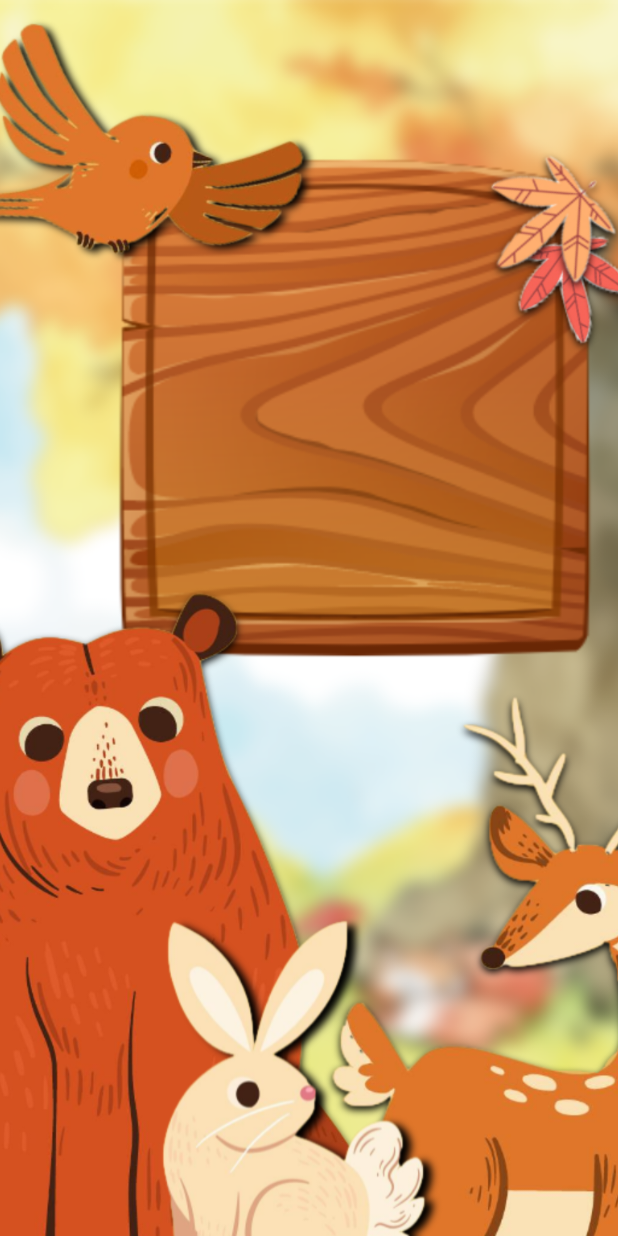
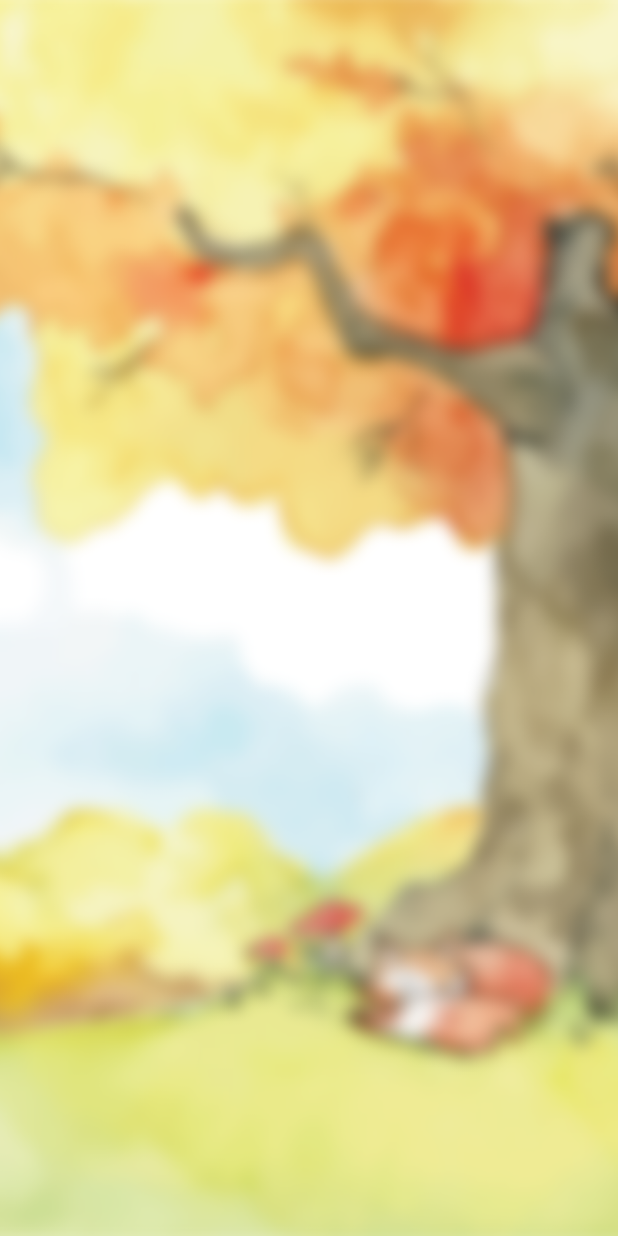
Before and after one commit to jelena-pesevski/Memory-MuzejRS, an Android app: the screen it shows after launch (MainActivity), on a phone screen of 412 x 824 dp. Run offline under Robolectric (Android 15) with nearby library versions, the light colour scheme and no system bars.

Commit message:
vector assets added

```diff
--- a/app/src/main/res/layout/activity_main.xml
+++ b/app/src/main/res/layout/activity_main.xml
@@ -15,5 +15,5 @@
         app:layout_constraintEnd_toEndOf="parent"
         app:layout_constraintStart_toStartOf="parent"
         app:layout_constraintTop_toTopOf="parent"
-        app:srcCompat="@drawable/start_screen" />
+        app:srcCompat="@drawable/background_blur" />
 </androidx.constraintlayout.widget.ConstraintLayout>
```
Also changed, not shown: app/src/main/res/drawable/bambi.svg (deleted), app/src/main/res/drawable/bear.svg (deleted), app/src/main/res/drawable/bird1.svg (deleted), app/src/main/res/drawable/bird2.svg (deleted), app/src/main/res/drawable/bunny.svg (deleted).
